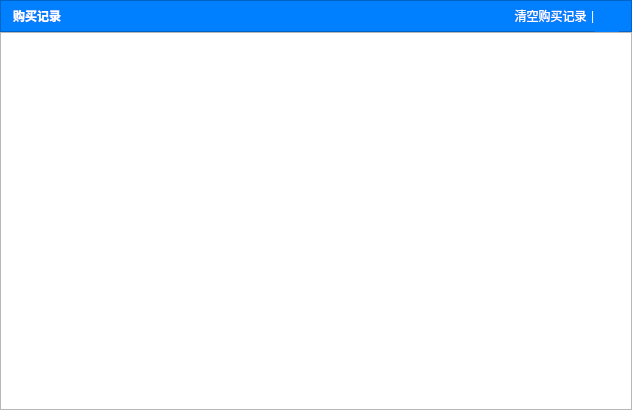
Above: buyhistorywidget.ui from ZhouMei20220810/TEST before the change. Below: the same form after it.
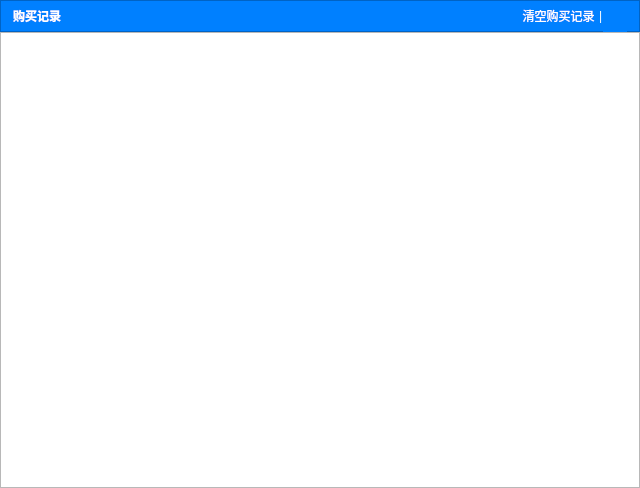
That is the form after the change. Icons and pictures are not drawn.

```diff
--- a/buyhistorywidget.ui
+++ b/buyhistorywidget.ui
@@ -6,8 +6,8 @@
    <rect>
     <x>0</x>
     <y>0</y>
-    <width>632</width>
-    <height>410</height>
+    <width>640</width>
+    <height>488</height>
    </rect>
   </property>
   <property name="windowTitle">
```
Left out of the diff: 2 changed lines with no effect on the pictures.
